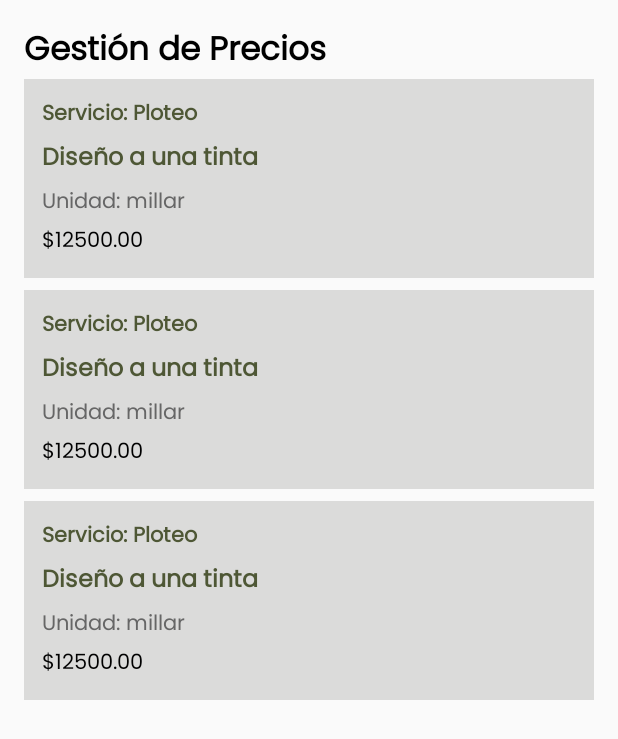
After one commit to antonellavillani/nuevopack_admin_app, an Android app built with Jetpack Compose: the layout activity_precios.xml on its own in the app's theme, with its tools: preview values and no code run, on a phone screen of 412 x 824 dp. The commit adds this screen. Shown: the top 739 px of the screen. Run offline under Robolectric (Android 15) with nearby library versions, the phone set to English and light mode, and no system bars.

Commit message:
feat: Agregué PreciosActivity y adapter con integración a API REST

```diff
--- a/app/src/main/AndroidManifest.xml
+++ b/app/src/main/AndroidManifest.xml
@@ -29,9 +29,10 @@
 
         <!-- Inicio -->
         <activity android:name=".view.InicioActivity" />
-
         <!-- Servicios -->
         <activity android:name=".view.ServiciosActivity" />
+        <!-- Precios -->
+        <activity android:name=".view.PreciosActivity" />
 
     </application>
 
--- a/app/src/main/res/layout/activity_inicio.xml
+++ b/app/src/main/res/layout/activity_inicio.xml
@@ -230,6 +230,7 @@
             style="@style/SidebarButton" />
 
         <Button
+            android:id="@+id/btnPrecios"
             android:text="Precios"
             style="@style/SidebarButton" />
 
--- /dev/null
+++ b/app/src/main/res/layout/activity_precios.xml
@@ -0,0 +1,35 @@
+<?xml version="1.0" encoding="utf-8"?>
+<androidx.constraintlayout.widget.ConstraintLayout
+    xmlns:android="http://schemas.android.com/apk/res/android"
+    xmlns:tools="http://schemas.android.com/tools"
+    xmlns:app="http://schemas.android.com/apk/res-auto"
+    android:layout_width="match_parent"
+    android:layout_height="match_parent"
+    android:padding="16dp"
+    tools:context=".view.PreciosActivity">
+
+    <TextView
+        android:id="@+id/tituloPrecios"
+        android:layout_width="wrap_content"
+        android:layout_height="wrap_content"
+        android:text="@string/titulo_gestion_precios"
+        android:textSize="22sp"
+        android:textStyle="bold"
+        android:textColor="@color/negro"
+        android:fontFamily="@font/poppins_regular"
+        android:layout_marginBottom="12dp"
+        app:layout_constraintTop_toTopOf="parent"
+        app:layout_constraintStart_toStartOf="parent" />
+
+    <androidx.recyclerview.widget.RecyclerView
+        android:id="@+id/recyclerPrecios"
+        android:layout_width="0dp"
+        android:layout_height="0dp"
+        android:clipToPadding="false"
+        tools:listitem="@layout/item_precio"
+        android:paddingBottom="8dp"
+        app:layout_constraintTop_toBottomOf="@id/tituloPrecios"
+        app:layout_constraintBottom_toBottomOf="parent"
+        app:layout_constraintStart_toStartOf="parent"
+        app:layout_constraintEnd_toEndOf="parent"/>
+</androidx.constraintlayout.widget.ConstraintLayout>
--- a/app/src/main/res/layout/activity_servicios.xml
+++ b/app/src/main/res/layout/activity_servicios.xml
@@ -11,7 +11,7 @@
         android:id="@+id/tituloServicios"
         android:layout_width="wrap_content"
         android:layout_height="wrap_content"
-        android:text="Gestión de Servicios"
+        android:text="@string/titulo_gestion_servicios"
         android:textSize="22sp"
         android:textStyle="bold"
         android:textColor="@color/negro"
--- /dev/null
+++ b/app/src/main/res/layout/item_precio.xml
@@ -0,0 +1,50 @@
+<?xml version="1.0" encoding="utf-8"?>
+<LinearLayout xmlns:android="http://schemas.android.com/apk/res/android"
+    android:orientation="vertical"
+    android:layout_width="match_parent"
+    android:layout_height="wrap_content"
+    android:background="@color/gris_medio"
+    android:padding="12dp"
+    android:layout_marginBottom="8dp">
+
+    <TextView
+        android:id="@+id/nombreServicio"
+        android:layout_width="match_parent"
+        android:layout_height="wrap_content"
+        android:text="Servicio: Ploteo"
+        android:textStyle="bold"
+        android:textColor="@color/verde_oscuro"
+        android:textSize="14sp"
+        android:fontFamily="@font/poppins_regular"
+        android:layout_marginBottom="4dp" />
+
+    <TextView
+        android:id="@+id/descripcionPrecio"
+        android:layout_width="match_parent"
+        android:layout_height="wrap_content"
+        android:text="Diseño a una tinta"
+        android:textStyle="bold"
+        android:textColor="@color/verde_oscuro"
+        android:textSize="16sp"
+        android:fontFamily="@font/poppins_regular" />
+
+    <TextView
+        android:id="@+id/tipoUnidadPrecio"
+        android:layout_width="match_parent"
+        android:layout_height="wrap_content"
+        android:text="Unidad: millar"
+        android:layout_marginTop="4dp"
+        android:textColor="@color/gris_oscuro"
+        android:textSize="14sp"
+        android:fontFamily="@font/poppins_regular" />
+
+    <TextView
+        android:id="@+id/valorPrecio"
+        android:layout_width="match_parent"
+        android:layout_height="wrap_content"
+        android:text="$12500.00"
+        android:layout_marginTop="2dp"
+        android:textColor="@color/negro"
+        android:textSize="14sp"
+        android:fontFamily="@font/poppins_regular" />
+</LinearLayout>
--- a/app/src/main/res/layout/item_servicio.xml
+++ b/app/src/main/res/layout/item_servicio.xml
@@ -3,7 +3,7 @@
     android:padding="12dp"
     android:layout_width="match_parent"
     android:layout_height="wrap_content"
-    android:background="@color/gris_claro"
+    android:background="@color/gris_medio"
     android:layout_marginBottom="8dp">
 
     <ImageView
--- a/app/src/main/res/values/colors.xml
+++ b/app/src/main/res/values/colors.xml
@@ -15,7 +15,8 @@
 
     <!-- Elementos -->
     <color name="gris">#959090</color>
+    <color name="gris_claro">#F2F2F2</color>
+    <color name="gris_medio">#DBDBDA</color>
     <color name="gris_oscuro">#666666</color>
-    <color name="gris_claro">#F2F2F2</color>
     <color name="verde_claro">#6A7348</color>
 </resources>
--- a/app/src/main/res/values/strings.xml
+++ b/app/src/main/res/values/strings.xml
@@ -7,4 +7,10 @@
     <string name="login_input_contrasena">Contraseña</string>
     <string name="login_boton_iniciar_sesion">Iniciar sesión</string>
     <string name="mostrar_contraseña">Mostrar/ocultar contraseña</string>
+
+    <!-- Pantalla Servicios -->
+    <string name="titulo_gestion_servicios">Gestión de Servicios</string>
+
+    <!-- Pantalla Precios -->
+    <string name="titulo_gestion_precios">Gestión de Precios</string>
 </resources>
```
Also changed, not shown: app/src/main/java/com/nuevopack/admin/adapter/PrecioAdapter.java (added, +59 -0 lines), app/src/main/java/com/nuevopack/admin/model/Precio.java (added, +27 -0 lines), app/src/main/java/com/nuevopack/admin/view/InicioActivity.java (+8 -0 lines), app/src/main/java/com/nuevopack/admin/view/PreciosActivity.java (added, +85 -0 lines).
